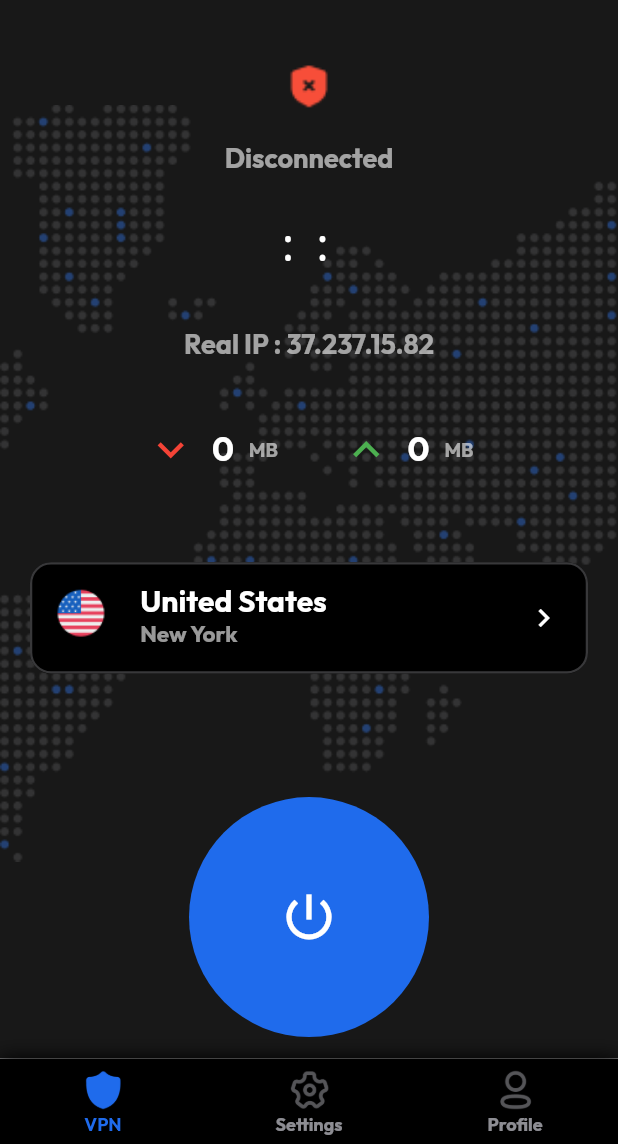
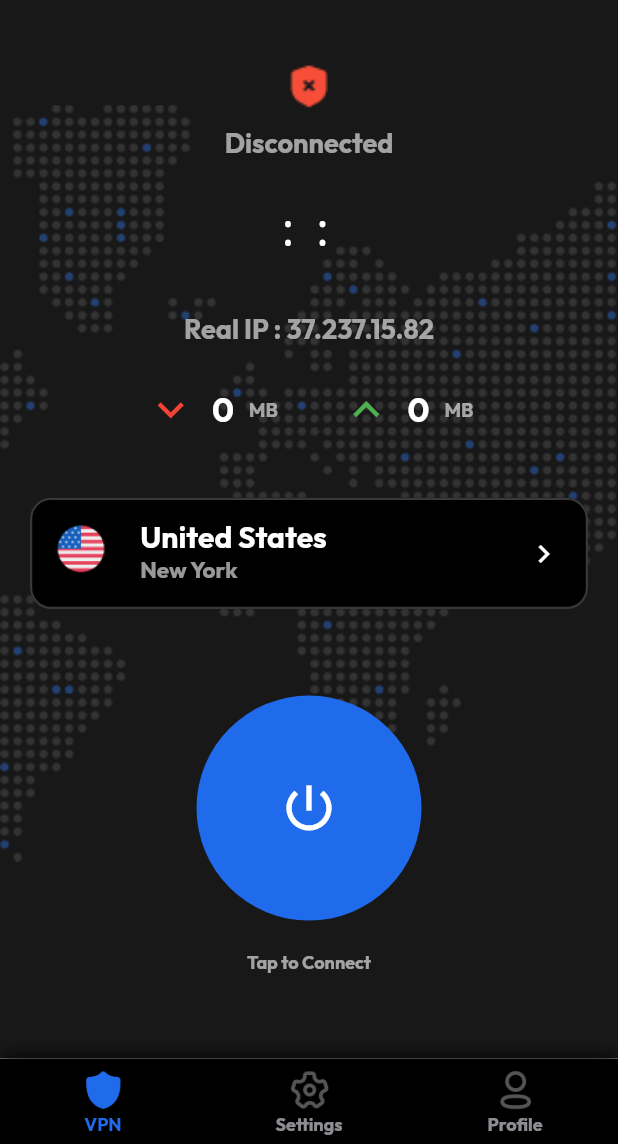
Before and after one commit to axelabbas/fullvpn, a Flutter app: the screen it shows after launch, on a phone screen of 412 x 824 dp, the part 92-1236 px from its top. Run offline on Flutter 3.47's test engine with Material 2 defaults, Android fonts, the light colour scheme and no system bars; missing offline and left inert: custom_timer; Roboto replaces fonts that are missing (Monospace).

Commit message:
minor fixes

```diff
--- a/lib/Controllers/powerButtonProvider.dart
+++ b/lib/Controllers/powerButtonProvider.dart
@@ -33,7 +33,7 @@ class powerbuttonProvider with ChangeNotifier {
     while (isLoading) {
       await Future.delayed(const Duration(milliseconds: 1));
 
-      progress += 0.001;
+      progress += 0.004;
       if (progress >= 1) {
         progress = 1;
 
--- a/lib/Views/Screens/home/homeScreen.dart
+++ b/lib/Views/Screens/home/homeScreen.dart
@@ -4,6 +4,7 @@ import 'dart:ui';
 
 import 'package:custom_timer/custom_timer.dart';
 import 'package:flutter/material.dart';
+import 'package:flutter/services.dart';
 import 'package:fullvpn/Controllers/locationsProvider.dart';
 import 'package:fullvpn/Controllers/powerButtonProvider.dart';
 import 'package:fullvpn/Models/colorsModel.dart';
@@ -26,6 +27,14 @@ class _homeScreenState extends State<homeScreen>
         SingleTickerProviderStateMixin {
   @override
   bool get wantKeepAlive => true;
+  @override
+  void initState() {
+    // TODO: implement initState
+    SystemChrome.setEnabledSystemUIMode(SystemUiMode.manual,
+        overlays: [SystemUiOverlay.bottom]);
+    super.initState();
+  }
+
   late final CustomTimerController _controller = CustomTimerController(
       vsync: this,
       begin: Duration(days: 0, hours: 0, minutes: 0, seconds: 0),
@@ -57,7 +66,6 @@ class _homeScreenState extends State<homeScreen>
         color: Colors.grey.withOpacity(0.15),
         child: SizedBox(
           height: double.infinity,
-          child: SafeArea(
           child: SingleChildScrollView(
             child: SizedBox(
               child: Padding(
@@ -99,7 +107,7 @@ class _homeScreenState extends State<homeScreen>
                       fit: BoxFit.contain,
                       alignment: Alignment.center,
                     ),
-                      SizedBox(height: 20),
+                    SizedBox(height: 10),
                     Text(
                       isOn
                           ? "Connected"
@@ -175,7 +183,7 @@ class _homeScreenState extends State<homeScreen>
                                 fontSize: 18),
                           ),
                     SizedBox(
-                        height: screenHeight * 0.05,
+                      height: screenHeight * 0.03,
                     ),
                     Row(
                       mainAxisAlignment: MainAxisAlignment.center,
@@ -194,7 +202,7 @@ class _homeScreenState extends State<homeScreen>
                       ],
                     ),
                     SizedBox(
-                        height: screenHeight * 0.07,
+                      height: screenHeight * 0.05,
                     ),
                     Container(
                       decoration: BoxDecoration(
@@ -250,21 +258,24 @@ class _homeScreenState extends State<homeScreen>
                       ),
                     ),
                     SizedBox(
-                        height: screenHeight * 0.1,
+                      height: screenHeight * 0.07,
                     ),
                     powerWidget(),
                     SizedBox(
-                        height: 40,
+                      height: 20,
                     ),
-                      Text(
-                        isOn ? "Tap to Disconnect" : "Tap to Connect",
+                    AnimatedOpacity(
+                      opacity: isOn ? 0 : 1,
+                      duration: const Duration(milliseconds: 500),
+                      child: Text(
+                        "Tap to Connect",
                         style: TextStyle(
                             color: Colors.white.withOpacity(0.6),
                             fontWeight: FontWeight.bold,
                             fontSize: 12),
                       ),
+                    ),
                   ],
-                  ),
                 ),
               ),
             ),
--- a/lib/Views/Widgets/home/powerWidget.dart
+++ b/lib/Views/Widgets/home/powerWidget.dart
@@ -31,8 +31,8 @@ class _powerWidgetState extends State<powerWidget> {
       child: Stack(children: [
         AnimatedContainer(
             duration: const Duration(milliseconds: 500),
-            width: 160,
-            height: 160,
+            width: 150,
+            height: 150,
             decoration: BoxDecoration(
               boxShadow: (isGlowing
                   ? (isOn
@@ -66,8 +66,8 @@ class _powerWidgetState extends State<powerWidget> {
               size: 40,
             )),
         SizedBox(
-            width: 160,
-            height: 160,
+            width: 150,
+            height: 150,
             child: CircularProgressIndicator(
               color: progressColor,
               value: progress,
```
Also changed, not shown: lib/Views/Screens/home/locationsScreen.dart (+7 -6 lines), lib/Views/Widgets/home/locationWidget.dart (+12 -13 lines). Lines whose indentation alone changed are shown as unchanged.
